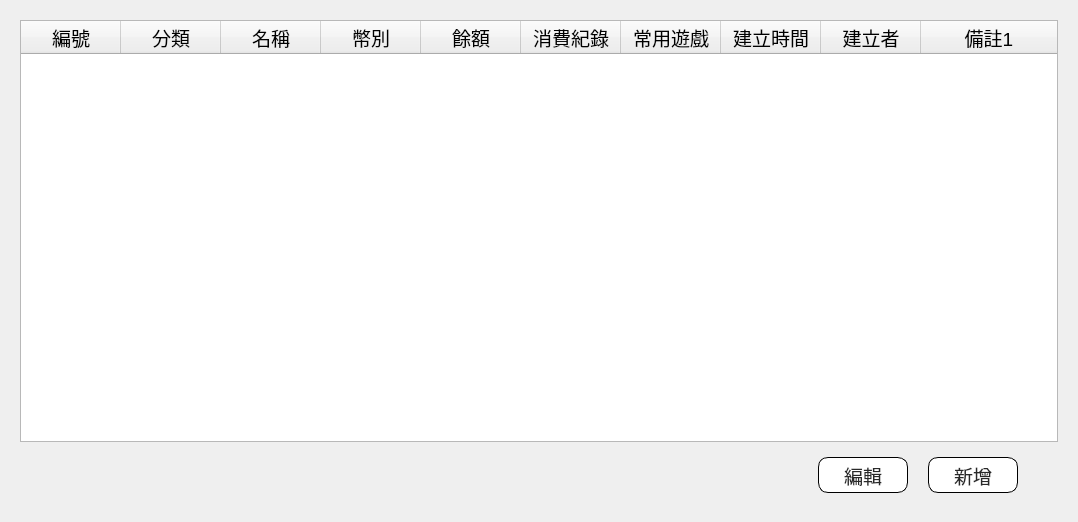
Above: src/AdbClient/StageCustomerService/LayerCustomer.ui from roger0816/Adb before the change. Below: the same form after it.
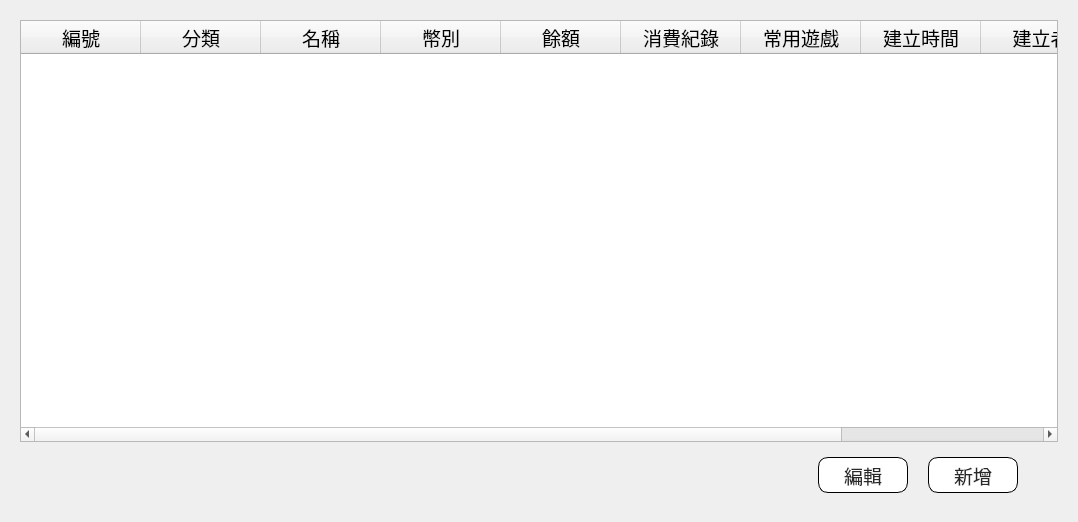
That is the form after the change.

Patch:
```diff
--- a/src/AdbClient/StageCustomerService/LayerCustomer.ui
+++ b/src/AdbClient/StageCustomerService/LayerCustomer.ui
@@ -57,6 +57,9 @@
         <property name="selectionBehavior">
          <enum>QAbstractItemView::SelectRows</enum>
         </property>
+        <attribute name="horizontalHeaderDefaultSectionSize">
+         <number>120</number>
+        </attribute>
         <attribute name="horizontalHeaderStretchLastSection">
          <bool>true</bool>
         </attribute>
```
